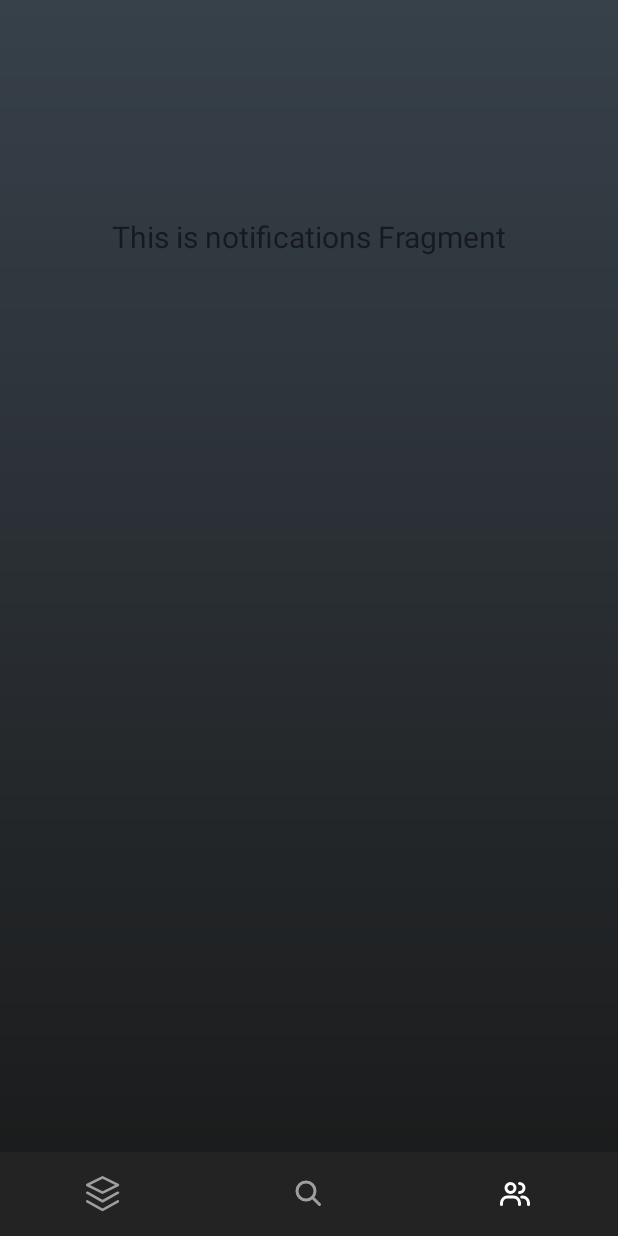
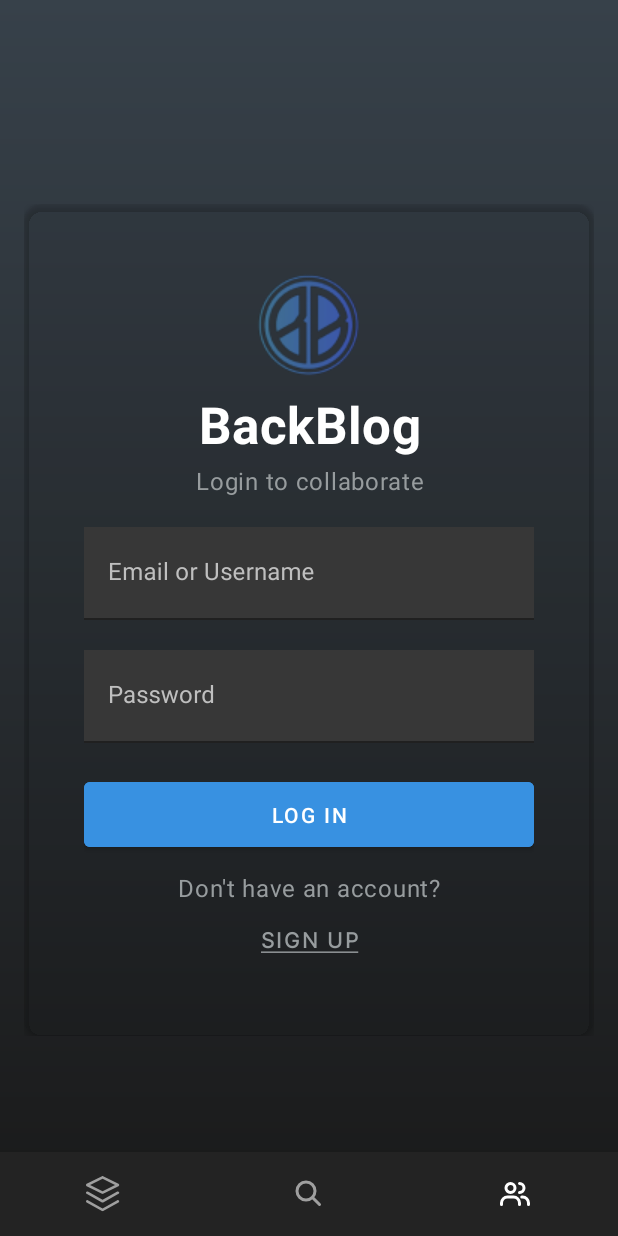
Before and after one commit to jakebuhite/backblog-android, an Android app: the screen it shows after launch (MainActivity), item 3 of the bottom bar chosen, on a phone screen of 412 x 824 dp. Run offline under Robolectric (Android 15) with nearby library versions, the phone set to English and light mode, and no system bars; our stand-ins replace navigation-ui.

Commit message:
Temporarily added fragment login to nav

```diff
--- a/app/src/main/java/com/tabka/backblog/MainActivity.kt
+++ b/app/src/main/java/com/tabka/backblog/MainActivity.kt
@@ -8,36 +8,28 @@ import android.view.WindowManager
 import android.widget.ScrollView
 import com.google.android.material.bottomnavigation.BottomNavigationView
 import androidx.appcompat.app.AppCompatActivity
+import androidx.fragment.app.FragmentManager
 import androidx.navigation.findNavController
 import androidx.navigation.ui.AppBarConfiguration
 import androidx.navigation.ui.setupActionBarWithNavController
 import androidx.navigation.ui.setupWithNavController
 import com.tabka.backblog.databinding.ActivityMainBinding
+import com.tabka.backblog.ui.home.HomeFragment
 
 class MainActivity : AppCompatActivity() {
 
     private lateinit var binding: ActivityMainBinding
-    private lateinit var scrollView: ScrollView
-    private val TAG = "MainActivity"
 
     override fun onCreate(savedInstanceState: Bundle?) {
         super.onCreate(savedInstanceState)
 
-
         // Make the top bar of the android screen transparent
-        if (Build.VERSION.SDK_INT >= Build.VERSION_CODES.LOLLIPOP) {
-            window.apply {
-                clearFlags(WindowManager.LayoutParams.FLAG_TRANSLUCENT_STATUS)
-                addFlags(WindowManager.LayoutParams.FLAG_DRAWS_SYSTEM_BAR_BACKGROUNDS)
-                decorView.systemUiVisibility = View.SYSTEM_UI_FLAG_LAYOUT_FULLSCREEN or View.SYSTEM_UI_FLAG_LAYOUT_STABLE
-                statusBarColor = android.graphics.Color.TRANSPARENT
-            }
-        } else {
+        window.apply {
+            statusBarColor = android.graphics.Color.TRANSPARENT
         }
 
         binding = ActivityMainBinding.inflate(layoutInflater)
         setContentView(binding.root)
-
 
         // Set up the navigation bar
         val navView: BottomNavigationView = binding.navView
--- a/app/src/main/java/com/tabka/backblog/ui/friends/FriendsFragment.kt
+++ b/app/src/main/java/com/tabka/backblog/ui/friends/FriendsFragment.kt
@@ -1,6 +1,5 @@
 package com.tabka.backblog.ui.friends
 
-import android.content.Intent
 import android.os.Bundle
 import android.view.LayoutInflater
 import android.view.View
@@ -8,9 +7,7 @@ import android.view.ViewGroup
 import android.widget.TextView
 import androidx.fragment.app.Fragment
 import androidx.lifecycle.ViewModelProvider
-import com.tabka.backblog.databinding.ActivityLoginBinding
 import com.tabka.backblog.databinding.FragmentFriendsBinding
-import com.tabka.backblog.ui.login.LoginActivity
 
 class FriendsFragment : Fragment() {
 
--- a/app/src/main/java/com/tabka/backblog/ui/home/HomeFragment.kt
+++ b/app/src/main/java/com/tabka/backblog/ui/home/HomeFragment.kt
@@ -19,6 +19,7 @@ import com.tabka.backblog.databinding.FragmentHomeBinding
 import android.widget.ImageView
 import androidx.recyclerview.widget.ItemTouchHelper
 import com.tabka.backblog.adapters.DragManagerAdapter
+import com.tabka.backblog.models.UserLog
 import com.tabka.backblog.utilities.JsonUtility
 import com.tabka.backblog.utilities.DesignUtility
 import java.util.UUID
@@ -60,7 +61,7 @@ class HomeFragment : Fragment(), AddLogPopUpFragment.DialogListener {
         // TODO "Check if user is authenticated"
         // var logsMap: Map<String, FireBase.LogObject> = emptyMap()
         // If not logged in
-        var logsMap: Map<String, JsonUtility.UserLog> = emptyMap()
+        var logsMap: Map<String, UserLog> = emptyMap()
 
         val logs = jsonUtility.readFromFile(requireContext())
         logsMap = logs.associateBy { it.id }
@@ -142,7 +143,7 @@ class HomeFragment : Fragment(), AddLogPopUpFragment.DialogListener {
         // If not logged in, write to JSON file
         val id = UUID.randomUUID().toString()
         val priority = (myDataset.maxByOrNull { it.priority }?.priority ?: 0) + 1
-        val log = JsonUtility.UserLog(
+        val log = UserLog(
             id = id,
             name = logName,
             is_visible = true,
--- /dev/null
+++ b/app/src/main/java/com/tabka/backblog/ui/login/LoginFragment.kt
@@ -0,0 +1,20 @@
+package com.tabka.backblog.ui.login
+
+import android.os.Bundle
+import android.view.LayoutInflater
+import android.view.View
+import android.view.ViewGroup
+import androidx.fragment.app.Fragment
+import com.tabka.backblog.R
+
+class LoginFragment : Fragment() {
+
+    override fun onCreateView(
+        inflater: LayoutInflater,
+        container: ViewGroup?,
+        savedInstanceState: Bundle?
+    ): View {
+        return inflater.inflate(R.layout.fragment_login, container, false)
+    }
+
+}
--- a/app/src/main/res/layout/activity_signup.xml
+++ b/app/src/main/res/layout/fragment_login.xml
@@ -1,11 +1,11 @@
 <?xml version="1.0" encoding="utf-8"?>
-<androidx.constraintlayout.widget.ConstraintLayout
-    xmlns:android="http://schemas.android.com/apk/res/android"
+<androidx.constraintlayout.widget.ConstraintLayout xmlns:android="http://schemas.android.com/apk/res/android"
     xmlns:app="http://schemas.android.com/apk/res-auto"
     xmlns:tools="http://schemas.android.com/tools"
-    android:padding="16dp"
     android:layout_width="match_parent"
-    android:layout_height="match_parent">
+    android:layout_height="match_parent"
+    tools:context=".ui.friends.FriendsFragment"
+    android:id="@+id/fragment_friends_parent">
 
     <androidx.cardview.widget.CardView
         android:layout_width="match_parent"
@@ -14,8 +14,8 @@
         app:layout_constraintEnd_toEndOf="parent"
         app:layout_constraintStart_toStartOf="parent"
         app:layout_constraintTop_toTopOf="parent"
-        app:cardCornerRadius="35dp"
         app:cardElevation="3dp"
+        app:cardCornerRadius="12dp"
         app:cardBackgroundColor="#0D000000">
 
         <androidx.constraintlayout.widget.ConstraintLayout
@@ -55,7 +55,7 @@
                 android:layout_height="wrap_content"
                 android:layout_marginTop="4dp"
                 android:gravity="center"
-                android:text="@string/sign_up_to_collaborate"
+                android:text="@string/login_to_collaborate"
                 android:textColor="#979C9E"
                 android:fontFamily="@font/inter_regular"
                 app:layout_constraintEnd_toEndOf="parent"
@@ -69,6 +69,8 @@
                 android:hint="@string/email_or_username"
                 android:layout_marginTop="20dp"
                 android:textColorHint="#bfbfbf"
+                app:boxStrokeColor="@color/white"
+                app:hintTextColor="@color/white"
                 app:layout_constraintEnd_toEndOf="parent"
                 app:layout_constraintStart_toStartOf="parent"
                 app:layout_constraintTop_toBottomOf="@id/subtitle">
@@ -76,7 +78,7 @@
                 <com.google.android.material.textfield.TextInputEditText
                     android:layout_width="match_parent"
                     android:layout_height="wrap_content"
-                    android:padding="15dp"
+                    android:padding="20dp"
                     android:inputType="text"
                     android:background="#373737"
                     android:textColor="@color/white" />
@@ -89,6 +91,8 @@
                 android:hint="@string/password"
                 android:layout_marginTop="20dp"
                 android:textColorHint="#bfbfbf"
+                app:boxStrokeColor="@color/white"
+                app:hintTextColor="@color/white"
                 app:layout_constraintEnd_toEndOf="parent"
                 app:layout_constraintStart_toStartOf="parent"
                 app:layout_constraintTop_toBottomOf="@id/username">
@@ -96,7 +100,7 @@
                 <com.google.android.material.textfield.TextInputEditText
                     android:layout_width="match_parent"
                     android:layout_height="wrap_content"
-                    android:padding="15dp"
+                    android:padding="20dp"
                     android:background="#373737"
                     android:textColor="@color/white"
                     android:inputType="textPassword" />
@@ -106,7 +110,7 @@
                 android:id="@+id/login_button"
                 android:layout_width="match_parent"
                 android:layout_height="wrap_content"
-                android:text="@string/sign_up_no_underline"
+                android:text="@string/log_in"
                 android:layout_marginTop="20dp"
                 android:padding="12dp"
                 android:backgroundTint = "#3891E1"
@@ -121,7 +125,7 @@
                 android:layout_height="wrap_content"
                 android:layout_marginTop="10dp"
                 android:gravity="center"
-                android:text="@string/have_an_account"
+                android:text="@string/don_t_have_an_account"
                 android:textColor="#979C9E"
                 android:fontFamily="@font/inter_regular"
                 app:layout_constraintEnd_toEndOf="parent"
@@ -132,7 +136,7 @@
                 android:id="@+id/textButton"
                 android:layout_width="wrap_content"
                 android:layout_height="wrap_content"
-                android:text="@string/log_in_underline"
+                android:text="@string/sign_up"
                 android:fontFamily="@font/inter_regular"
                 android:textStyle="bold"
                 android:textColor="#979C9E"
--- a/app/src/main/res/navigation/mobile_navigation.xml
+++ b/app/src/main/res/navigation/mobile_navigation.xml
@@ -15,10 +15,11 @@
         android:name="com.tabka.backblog.ui.search.SearchFragment"
         tools:layout="@layout/fragment_search" />
 
+    <!-- TODO: Change this to friends fragment, add handler for determining whether user is logged in -->
     <fragment
         android:id="@+id/navigation_friends"
-        android:name="com.tabka.backblog.ui.friends.FriendsFragment"
-        tools:layout="@layout/fragment_friends" />
+        android:name="com.tabka.backblog.ui.login.LoginFragment"
+        tools:layout="@layout/fragment_login" />
 
     <fragment
         android:id="@+id/dummy_fragment"
```
Also changed, not shown: app/src/main/AndroidManifest.xml (+3 -6 lines), app/src/main/java/com/tabka/backblog/models/UserLog.kt (added, +10 -0 lines), app/src/main/java/com/tabka/backblog/ui/login/LoginActivity.kt (deleted, +0 -13 lines), app/src/main/java/com/tabka/backblog/ui/login/SignupActivity.kt (deleted, +0 -14 lines), app/src/main/java/com/tabka/backblog/ui/login/SignupFragment.kt (added, +19 -0 lines), app/src/main/java/com/tabka/backblog/utilities/JsonUtility.kt (+1 -8 lines), app/src/main/res/layout/fragment_signup.xml (renamed from app/src/main/res/layout/activity_login.xml, +15 -11 lines).
